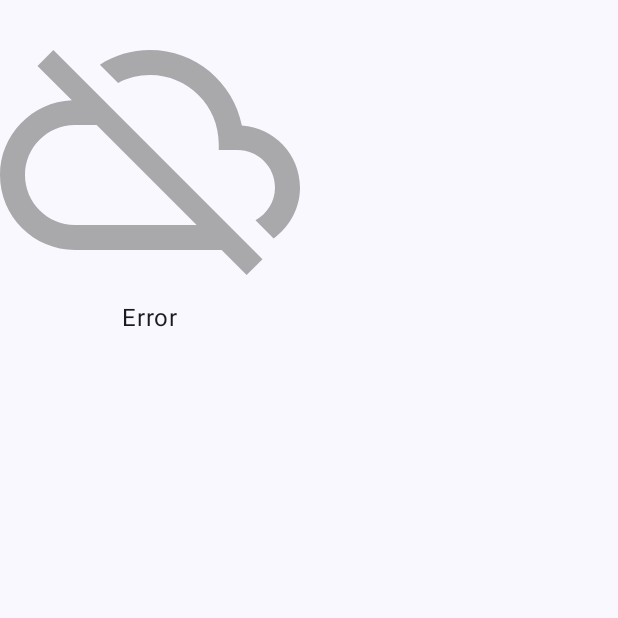
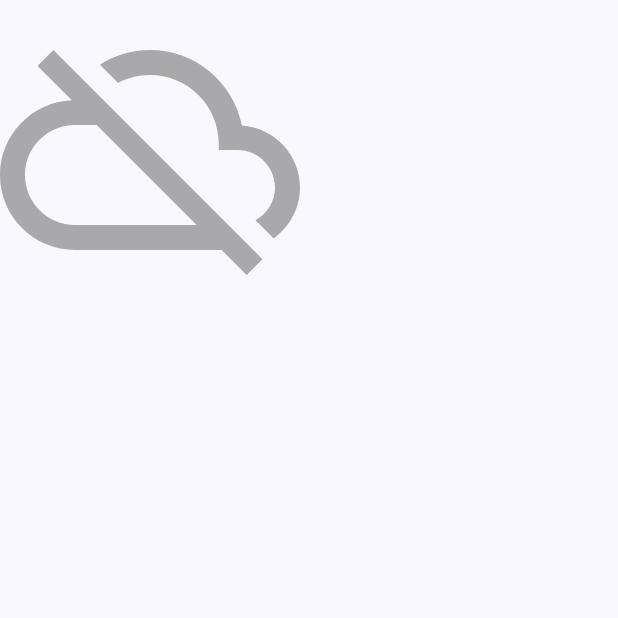
Before and after one commit to Nathael007/SensorViewApp, an Android app built with Jetpack Compose: the composable ErrorScreen shown on its own in the app's theme, on a phone screen of 412 x 824 dp, the top half of it. Run offline under Robolectric (Android 15) with nearby library versions, the phone set to English and light mode, and no system bars.

Commit message:
Load + Error

```diff
--- a/app/src/main/java/com/example/sensorviewapp/ui/screens/DataVisualizationScreen.kt
+++ b/app/src/main/java/com/example/sensorviewapp/ui/screens/DataVisualizationScreen.kt
@@ -133,7 +133,7 @@ fun ErrorScreen(
             painter = painterResource(R.drawable.ic_connection_error),
             contentDescription = stringResource(R.string.error)
         )
-        Text("Error")
+        //Text("Error")
     }
 }
 
```
